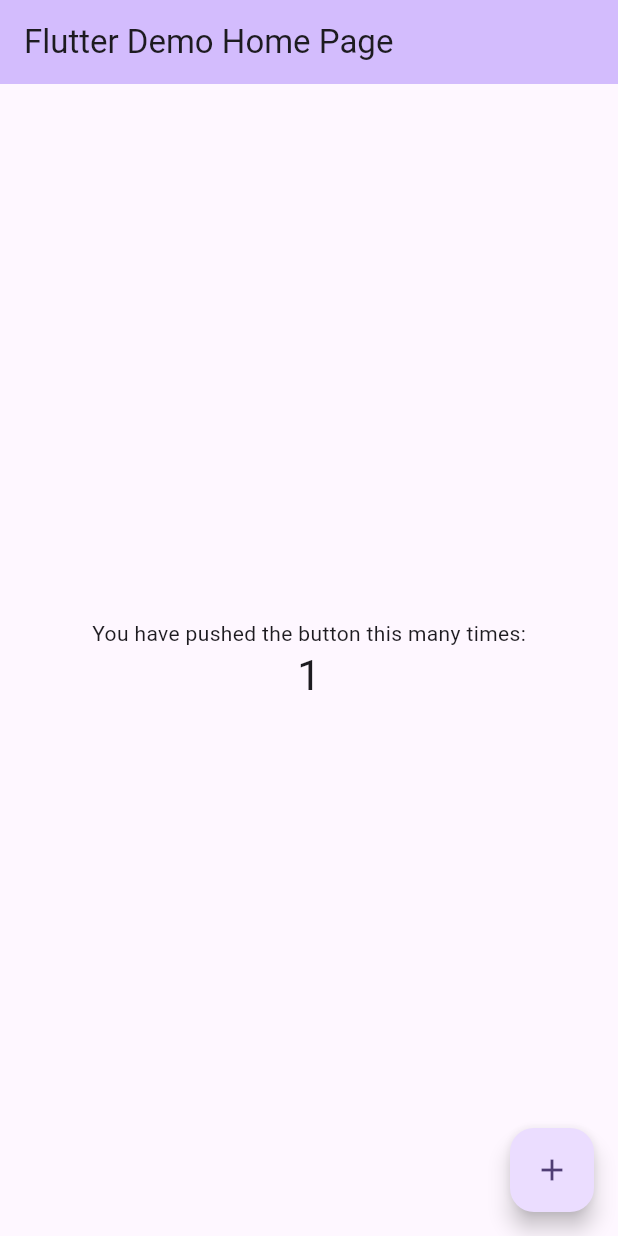
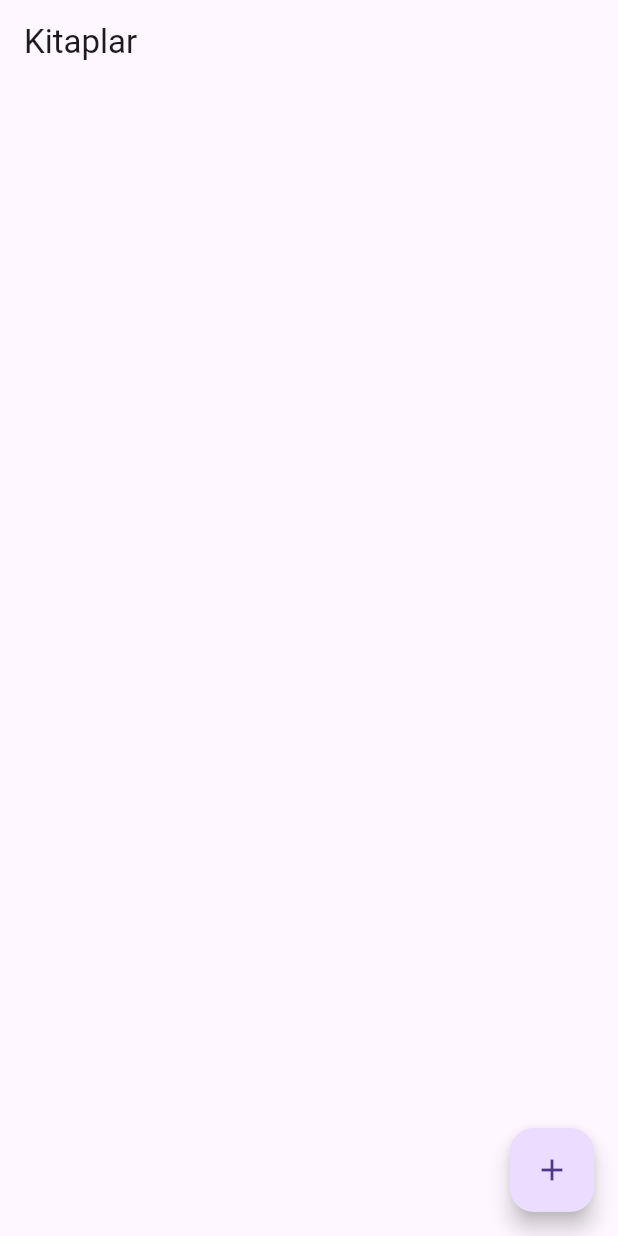
Before and after one commit to mhmthn24/flutter_yazar_sqlite, a Flutter app: the screen it shows after launch, after a tap on the "add" icon, on a phone screen of 412 x 824 dp. Run offline on Flutter 3.47's test engine with Material 3 defaults, Android fonts, the phone set to English and light mode, and no system bars.

Commit message:
Main ve Listeleme sayfaları düzenlendi. AppBar ve FAB eklendi.

```diff
--- a/lib/main.dart
+++ b/lib/main.dart
@@ -1,125 +1,17 @@
 import 'package:flutter/material.dart';
+import 'package:flutter_yazar_sqlite/view/ListelemeTumKitaplar.dart';
 
 void main() {
-  runApp(const MyApp());
+  runApp(AnaUygulama());
 }
 
-class MyApp extends StatelessWidget {
-  const MyApp({super.key});
+class AnaUygulama extends StatelessWidget {
 
   // This widget is the root of your application.
   @override
   Widget build(BuildContext context) {
     return MaterialApp(
-      title: 'Flutter Demo',
-      theme: ThemeData(
-        // This is the theme of your application.
-        //
-        // TRY THIS: Try running your application with "flutter run". You'll see
-        // the application has a purple toolbar. Then, without quitting the app,
-        // try changing the seedColor in the colorScheme below to Colors.green
-        // and then invoke "hot reload" (save your changes or press the "hot
-        // reload" button in a Flutter-supported IDE, or press "r" if you used
-        // the command line to start the app).
-        //
-        // Notice that the counter didn't reset back to zero; the application
-        // state is not lost during the reload. To reset the state, use hot
-        // restart instead.
-        //
-        // This works for code too, not just values: Most code changes can be
-        // tested with just a hot reload.
-        colorScheme: ColorScheme.fromSeed(seedColor: Colors.deepPurple),
-        useMaterial3: true,
-      ),
-      home: const MyHomePage(title: 'Flutter Demo Home Page'),
+      home: Listelemetumkitaplar(),
     );
   }
 }
-
-class MyHomePage extends StatefulWidget {
-  const MyHomePage({super.key, required this.title});
-
-  // This widget is the home page of your application. It is stateful, meaning
-  // that it has a State object (defined below) that contains fields that affect
-  // how it looks.
-
-  // This class is the configuration for the state. It holds the values (in this
-  // case the title) provided by the parent (in this case the App widget) and
-  // used by the build method of the State. Fields in a Widget subclass are
-  // always marked "final".
-
-  final String title;
-
-  @override
-  State<MyHomePage> createState() => _MyHomePageState();
-}
-
-class _MyHomePageState extends State<MyHomePage> {
-  int _counter = 0;
-
-  void _incrementCounter() {
-    setState(() {
-      // This call to setState tells the Flutter framework that something has
-      // changed in this State, which causes it to rerun the build method below
-      // so that the display can reflect the updated values. If we changed
-      // _counter without calling setState(), then the build method would not be
-      // called again, and so nothing would appear to happen.
-      _counter++;
-    });
-  }
-
-  @override
-  Widget build(BuildContext context) {
-    // This method is rerun every time setState is called, for instance as done
-    // by the _incrementCounter method above.
-    //
-    // The Flutter framework has been optimized to make rerunning build methods
-    // fast, so that you can just rebuild anything that needs updating rather
-    // than having to individually change instances of widgets.
-    return Scaffold(
-      appBar: AppBar(
-        // TRY THIS: Try changing the color here to a specific color (to
-        // Colors.amber, perhaps?) and trigger a hot reload to see the AppBar
-        // change color while the other colors stay the same.
-        backgroundColor: Theme.of(context).colorScheme.inversePrimary,
-        // Here we take the value from the MyHomePage object that was created by
-        // the App.build method, and use it to set our appbar title.
-        title: Text(widget.title),
-      ),
-      body: Center(
-        // Center is a layout widget. It takes a single child and positions it
-        // in the middle of the parent.
-        child: Column(
-          // Column is also a layout widget. It takes a list of children and
-          // arranges them vertically. By default, it sizes itself to fit its
-          // children horizontally, and tries to be as tall as its parent.
-          //
-          // Column has various properties to control how it sizes itself and
-          // how it positions its children. Here we use mainAxisAlignment to
-          // center the children vertically; the main axis here is the vertical
-          // axis because Columns are vertical (the cross axis would be
-          // horizontal).
-          //
-          // TRY THIS: Invoke "debug painting" (choose the "Toggle Debug Paint"
-          // action in the IDE, or press "p" in the console), to see the
-          // wireframe for each widget.
-          mainAxisAlignment: MainAxisAlignment.center,
-          children: <Widget>[
-            const Text(
-              'You have pushed the button this many times:',
-            ),
-            Text(
-              '$_counter',
-              style: Theme.of(context).textTheme.headlineMedium,
-            ),
-          ],
-        ),
-      ),
-      floatingActionButton: FloatingActionButton(
-        onPressed: _incrementCounter,
-        tooltip: 'Increment',
-        child: const Icon(Icons.add),
-      ), // This trailing comma makes auto-formatting nicer for build methods.
-    );
-  }
-}
--- /dev/null
+++ b/lib/view/ListelemeTumKitaplar.dart
@@ -0,0 +1,29 @@
+import 'package:flutter/material.dart';
+import 'package:flutter_yazar_sqlite/YerelVeriTabani.dart';
+
+class Listelemetumkitaplar extends StatelessWidget {
+
+  @override
+  Widget build(BuildContext context) {
+    return Scaffold(
+      appBar: _build_appBar(),
+      floatingActionButton: _build_fab(),
+      //body: _build_body(),
+    );
+  }
+
+  AppBar _build_appBar(){
+    return AppBar(
+      title: Text("Kitaplar"),
+    );
+  }
+
+  Widget _build_fab(){
+    return FloatingActionButton(
+      onPressed: (){},
+      child: Icon(Icons.add),
+    );
+  }
+
+
+}
```
